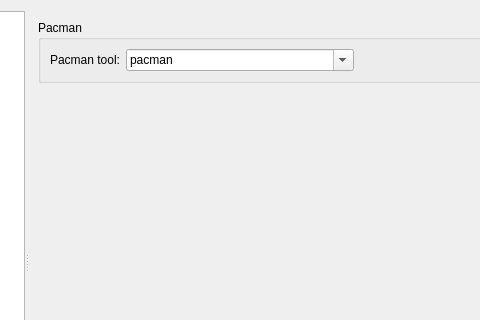
Above: src/settingsdialog.ui from Shatur/orson before the change; both pictures show x 186 to 666 and y 0 to 320 of the 800 by 552 pixel window. Below: the same form after it.
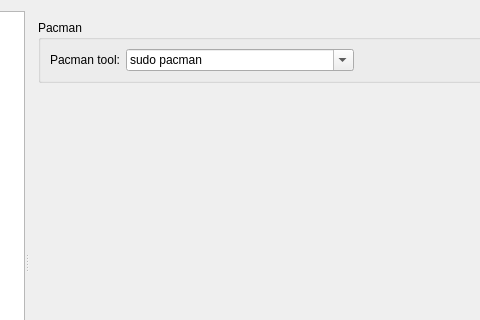
That is the form after the change. The open tabs and pages were chosen to show the change. Icons and pictures are not drawn.

Commit message: Use sudo for pacman

```diff
--- a/src/settingsdialog.ui
+++ b/src/settingsdialog.ui
@@ -225,7 +225,7 @@
                </property>
                <item>
                 <property name="text">
-                 <string>pacman</string>
+                 <string>sudo pacman</string>
                 </property>
                </item>
               </widget>
```
The commit also changes 1 other file.
